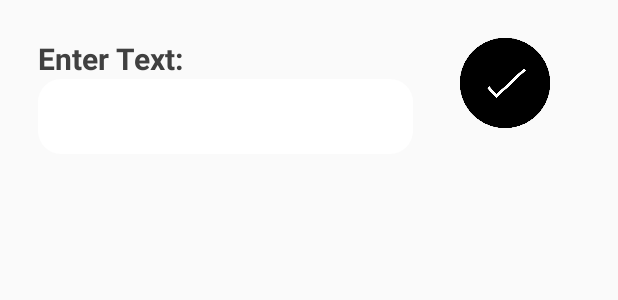
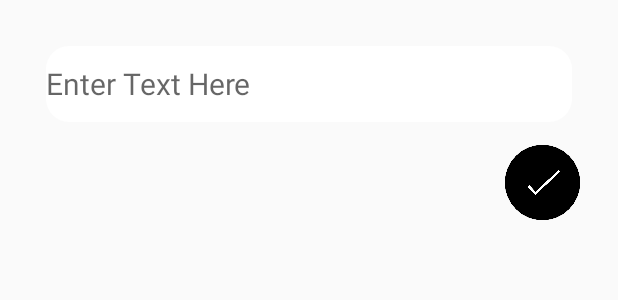
Before and after one commit to alevi0106/Meme-Template, an Android app: the layout activity_bottom_text.xml on its own in the app's theme, with its tools: preview values and no code run, on a phone screen of 412 x 824 dp. Shown: the top 300 px of the screen. Run offline under Robolectric (Android 15) with nearby library versions, the phone set to English and light mode, and no system bars.

Commit message:
Add text feature added and improved

```diff
--- a/app/src/main/java/com/example/memetemplate/ImageEditor.java
+++ b/app/src/main/java/com/example/memetemplate/ImageEditor.java
@@ -17,6 +17,7 @@ import android.graphics.Canvas;
 import android.graphics.Color;
 import android.graphics.Paint;
 import android.graphics.RectF;
+import android.graphics.Typeface;
 import android.graphics.drawable.BitmapDrawable;
 import android.net.Uri;
 import android.os.Build;
@@ -48,11 +49,14 @@ public class ImageEditor extends AppCompatActivity implements BotttomSheet.Botto
     TextView[] tv = new TextView[100];
     static int tv_id = 0;
     RelativeLayout layout;
+    RelativeLayout.LayoutParams params;
     @Override
     protected void onCreate(Bundle savedInstanceState) {
         super.onCreate(savedInstanceState);
         setContentView(R.layout.activity_image_editor);
         layout = findViewById(R.id.image_editor_layout);
+        params = new RelativeLayout.LayoutParams(RelativeLayout.LayoutParams.WRAP_CONTENT, RelativeLayout.LayoutParams.WRAP_CONTENT);
+        params.addRule(RelativeLayout.CENTER_IN_PARENT);
         imView = findViewById(R.id.imageView);
         ActionBar actionBar = getSupportActionBar();
         actionBar.setTitle("Edit");
@@ -251,11 +255,12 @@ public class ImageEditor extends AppCompatActivity implements BotttomSheet.Botto
         tv[tv_id] = new TextView(ImageEditor.this);
         tv[tv_id].setText(textString);
         tv[tv_id].setTextSize((float) 20);
-        tv[tv_id].setPadding(20, 50, 20, 50);
-        tv[tv_id].setGravity(Gravity.CENTER);
+        tv[tv_id].setLayoutParams(params);
+        tv[tv_id].setTypeface(Typeface.DEFAULT_BOLD);
+//        tv[tv_id].setPadding(20, 50, 20, 50);
+        //tv[tv_id].setGravity(Gravity.Left);
+        tv[tv_id].setTextColor(getResources().getColor(R.color.colorPrimaryDark));
         layout.addView(tv[tv_id]);
-//                textView.setText(textString);
-//                layout.addView(textView);
         tv[tv_id].setOnTouchListener(new View.OnTouchListener() {
             float lastX = 0, lastY = 0;
 
--- a/app/src/main/res/drawable/rounded_edit_text.xml
+++ b/app/src/main/res/drawable/rounded_edit_text.xml
@@ -1,10 +1,7 @@
 <?xml version="1.0" encoding="utf-8"?>
 <shape  xmlns:android="http://schemas.android.com/apk/res/android"
     android:shape="rectangle" android:padding="10dp">
-    <solid android:color="#FFF" />
-    <corners
-        android:bottomRightRadius="15dp"
-        android:bottomLeftRadius="15dp"
-        android:topLeftRadius="15dp"
-        android:topRightRadius="15dp" />
+    <solid android:color="#fff" />
+    <strike android:width="1dp" android:color ="#000"/>
+    <corners android:radius="15dp"/>
 </shape>
--- a/app/src/main/res/layout/activity_bottom_text.xml
+++ b/app/src/main/res/layout/activity_bottom_text.xml
@@ -4,29 +4,23 @@
     android:layout_height="match_parent"
     android:gravity="center_horizontal"
     android:padding="25dp">
-    <TextView
-        android:layout_width="wrap_content"
+    <EditText
+        android:layout_width="match_parent"
         android:layout_height="wrap_content"
-        android:text="Enter Text:"
-        android:id="@+id/EnterText"
-        android:textStyle="bold"
-        android:textColor="@color/colorAccent"
-        android:layout_gravity="left"
-        android:textSize="20sp" />
-    <EditText
-        android:layout_width="250dp"
-        android:layout_height="50dp"
         android:id="@+id/image_edit_text"
-        android:layout_below="@+id/EnterText"
+        android:textSize="20sp"
+        android:layout_margin="5dp"
+        android:lines="2"
+        android:hint="Enter Text Here"
         android:background="@drawable/rounded_edit_text"
         />
     <ImageButton
         android:id="@+id/submit_text"
-        android:layout_width="60dp"
-        android:layout_height="60dp"
-        android:layout_marginRight="20dp"
-        android:layout_marginBottom="20dp"
+        android:layout_width="50dp"
+        android:layout_height="50dp"
+        android:layout_marginTop="10dp"
         android:layout_alignParentRight="true"
+        android:layout_below="@+id/image_edit_text"
         android:background="@drawable/round_btn"
         android:scaleType="fitCenter"
         android:src="@drawable/round_ok" />
```
Also changed, not shown: app/src/main/res/drawable/round_ok.png, app/src/main/res/drawable/round_text.png.
